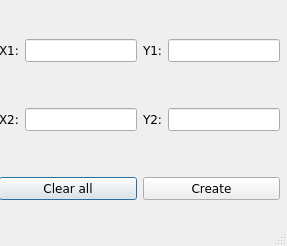
Old version of the form main/add_objects_forms/add_trappy_line_form.ui in the repository UmbrellaLeaf5/locus_no_pilotus.
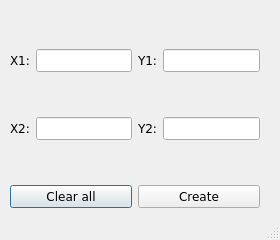
New version of the form.

Commit message: round .ui sizes

What changed in the file:
```diff
--- a/main/add_objects_forms/add_trappy_line_form.ui
+++ b/main/add_objects_forms/add_trappy_line_form.ui
@@ -6,8 +6,8 @@
    <rect>
     <x>0</x>
     <y>0</y>
-    <width>287</width>
-    <height>246</height>
+    <width>280</width>
+    <height>240</height>
    </rect>
   </property>
   <property name="windowTitle">
@@ -22,10 +22,10 @@
   <widget class="QWidget" name="gridLayoutWidget">
    <property name="geometry">
     <rect>
-     <x>-1</x>
-     <y>-1</y>
-     <width>281</width>
-     <height>241</height>
+     <x>10</x>
+     <y>10</y>
+     <width>250</width>
+     <height>240</height>
     </rect>
    </property>
    <layout class="QGridLayout" name="gridLayout">
```
The commit also changes 3 other files.
